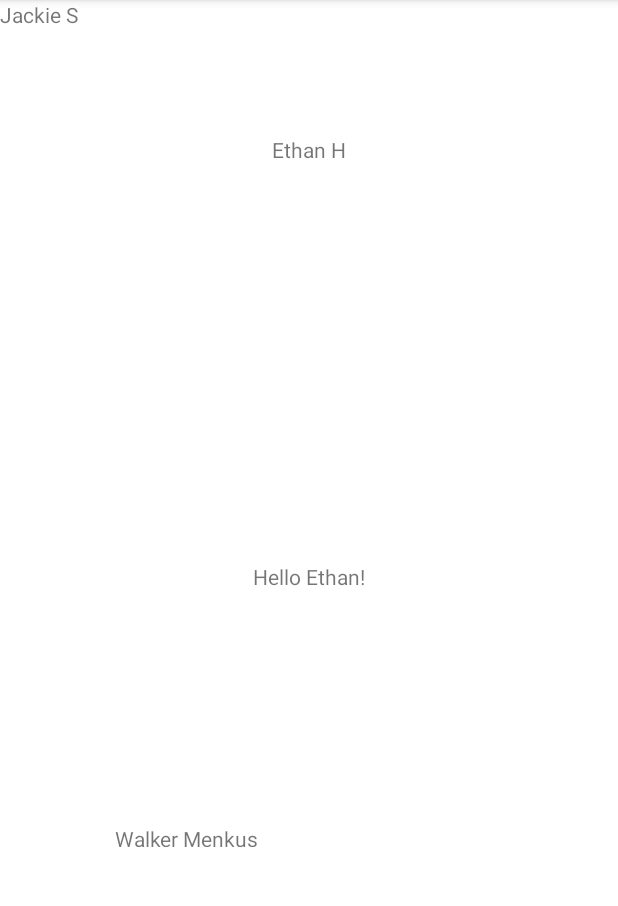
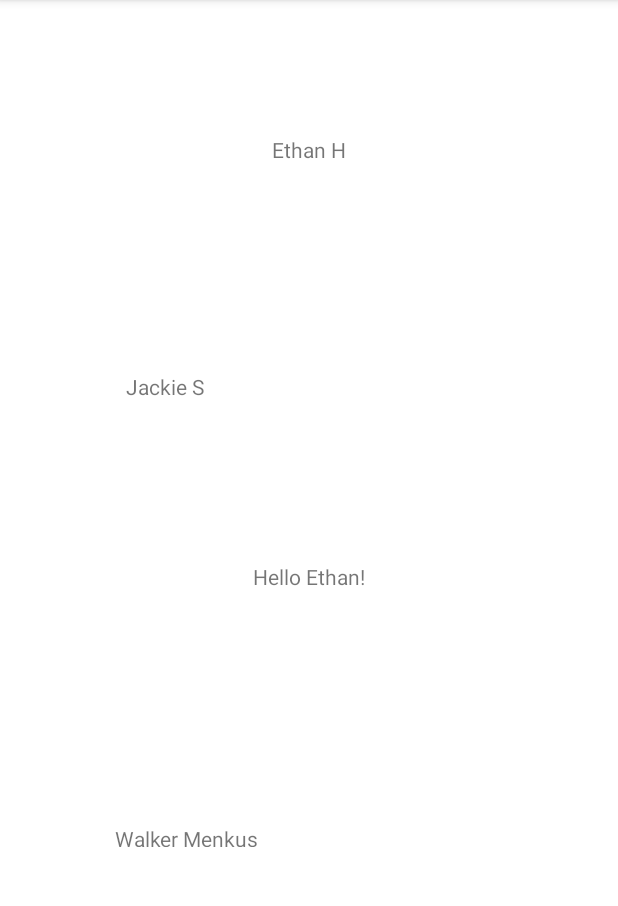
Before and after one commit to ocaldwell1/ProjectJanus, an Android app: the screen it shows after launch (MainActivity), on a phone screen of 412 x 824 dp, the part 84-990 px from its top. Run offline under Robolectric (Android 15) with nearby library versions, the light colour scheme and no system bars.

Commit message:
readded Jackie text view

```diff
--- a/app/src/main/res/layout/activity_main.xml
+++ b/app/src/main/res/layout/activity_main.xml
@@ -38,12 +38,17 @@
         app:layout_constraintStart_toStartOf="parent"
         app:layout_constraintTop_toTopOf="parent"
         app:layout_constraintVertical_bias="0.12" />
+
     <TextView
         android:id="@+id/textView3"
         android:layout_width="wrap_content"
         android:layout_height="wrap_content"
         android:text="Jackie S"
-        tools:layout_editor_absoluteX="78dp"
-        tools:layout_editor_absoluteY="209dp" />
+        app:layout_constraintBottom_toBottomOf="parent"
+        app:layout_constraintEnd_toEndOf="parent"
+        app:layout_constraintHorizontal_bias="0.234"
+        app:layout_constraintStart_toStartOf="parent"
+        app:layout_constraintTop_toTopOf="parent"
+        app:layout_constraintVertical_bias="0.331" />
 
 </androidx.constraintlayout.widget.ConstraintLayout>
```
